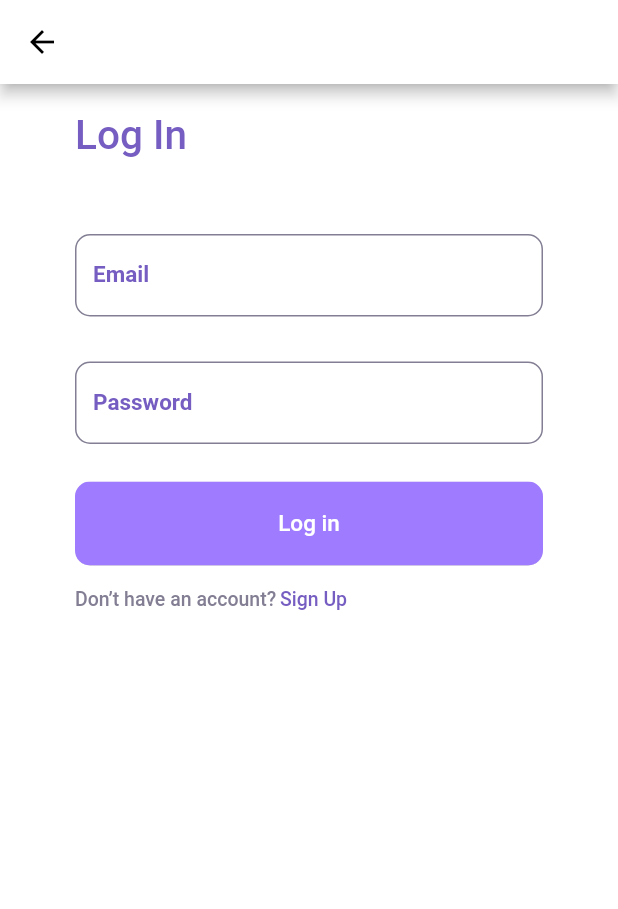
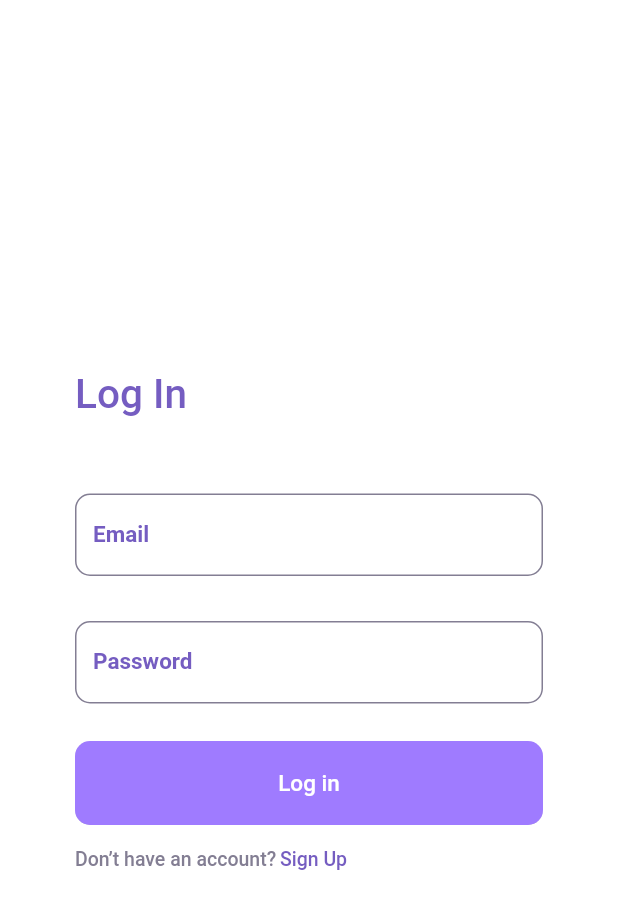
Before and after one commit to EncouragedEntity/RestoFlow, a Flutter app: the LoginPage screen opened directly, on a phone screen of 412 x 824 dp. Shown: the top 909 px of the screen. Run offline on Flutter 3.47's test engine with Material 2 defaults, Android fonts, the phone set to English and light mode, and no system bars; our stand-ins replace convex_bottom_bar, equatable, flutter_bloc, logger; missing offline and left inert: qr_code_scanner; network calls fail; Roboto replaces fonts that are missing (Poppins).

Commit message:
Login page displaying modified

```diff
--- a/lib/pages/auth/login_page.dart
+++ b/lib/pages/auth/login_page.dart
@@ -17,18 +17,9 @@ class _LoginPageState extends State<LoginPage> {
   @override
   Widget build(BuildContext context) {
     return Scaffold(
-      appBar: AppBar(
-        backgroundColor: Colors.white,
-        leading: IconButton(
-          color: Colors.black,
-          onPressed: () {
-            context.read<AuthBloc>().add(AuthSignOutEvent());
-          },
-          icon: const Icon(Icons.arrow_back),
-        ),
-      ),
       backgroundColor: Colors.white,
       body: Column(
+        mainAxisAlignment: MainAxisAlignment.center,
         crossAxisAlignment: CrossAxisAlignment.start,
         children: [
           const SizedBox(
--- a/lib/pages/profile_page.dart
+++ b/lib/pages/profile_page.dart
@@ -1,5 +1,5 @@
 import 'package:flutter/material.dart';
-import 'package:resto_flow/pages/auth/login_required.dart';
+import 'package:resto_flow/pages/auth/login_page.dart';
 import 'package:resto_flow/repositories/user_repository.dart';
 
 class ProfilePage extends StatelessWidget {
@@ -11,7 +11,7 @@ class ProfilePage extends StatelessWidget {
       child: Text("Profile here"),
     );
     if (UserRepository.currentUser == null) {
-      pageContent = const LoginRequiredPage();
+      pageContent = const LoginPage();
     }
     return pageContent;
   }
```
